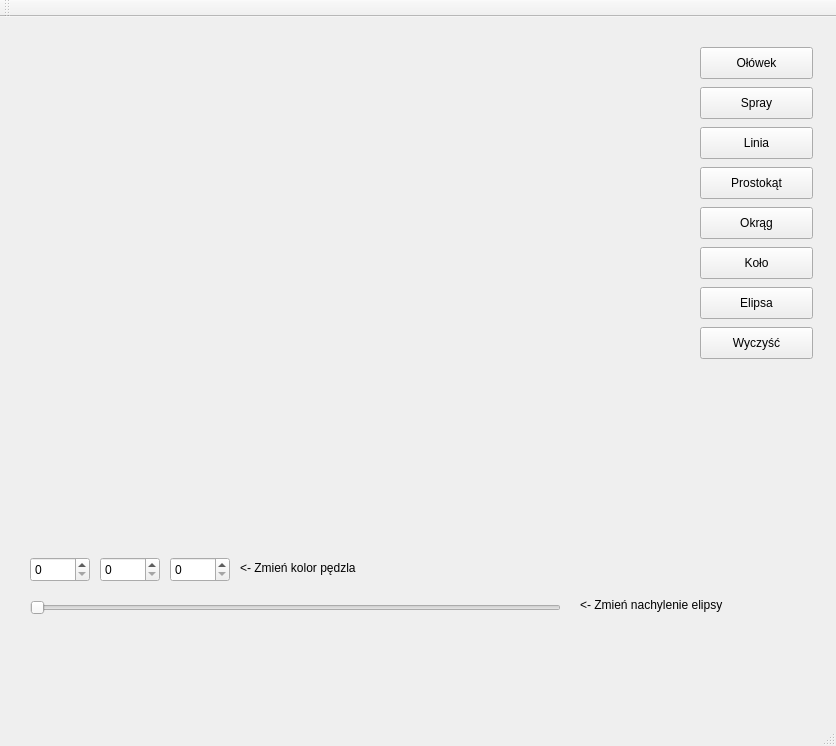
The window that mainwindow.ui (jakubpradzynski/weston) describes before a commit, drawn with Qt 5.
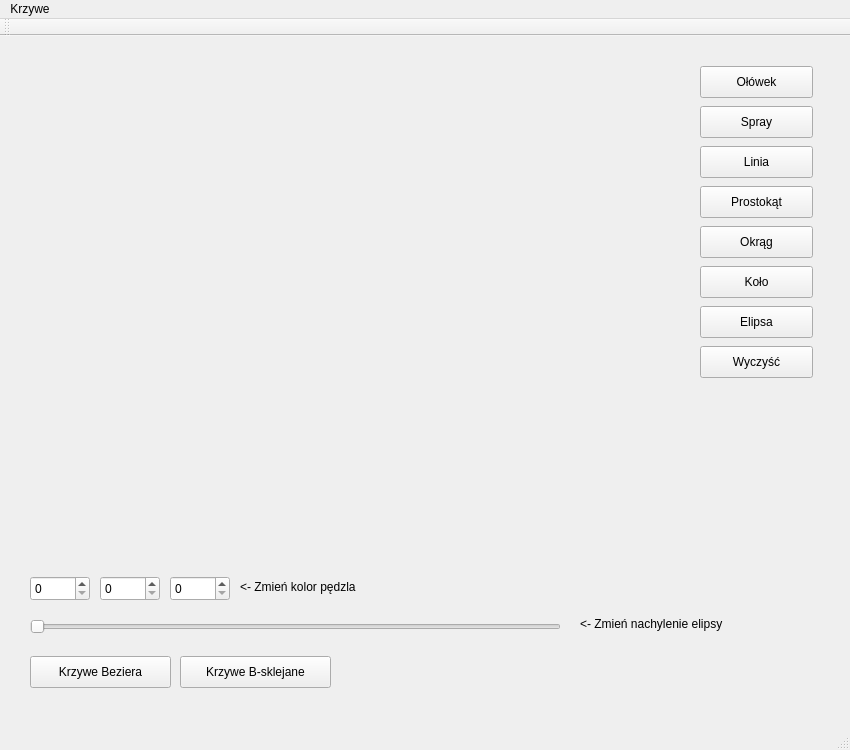
The same window after the commit. Custom widgets are drawn as their Qt base class.

Commit message: Bezier and B-spline curve drawing

What changed in the file:
```diff
--- a/mainwindow.ui
+++ b/mainwindow.ui
@@ -6,8 +6,8 @@
    <rect>
     <x>0</x>
     <y>0</y>
-    <width>836</width>
-    <height>746</height>
+    <width>850</width>
+    <height>750</height>
    </rect>
   </property>
   <property name="windowTitle">
@@ -215,16 +215,50 @@
      <enum>Qt::Horizontal</enum>
     </property>
    </widget>
+   <widget class="QPushButton" name="bezierCurveButton">
+    <property name="geometry">
+     <rect>
+      <x>30</x>
+      <y>620</y>
+      <width>141</width>
+      <height>32</height>
+     </rect>
+    </property>
+    <property name="text">
+     <string>Krzywe Beziera</string>
+    </property>
+   </widget>
+   <widget class="QPushButton" name="bSplineCurveButton">
+    <property name="geometry">
+     <rect>
+      <x>180</x>
+      <y>620</y>
+      <width>151</width>
+      <height>32</height>
+     </rect>
+    </property>
+    <property name="text">
+     <string>Krzywe B-sklejane</string>
+    </property>
+   </widget>
   </widget>
   <widget class="QMenuBar" name="menuBar">
    <property name="geometry">
     <rect>
      <x>0</x>
      <y>0</y>
-     <width>836</width>
+     <width>850</width>
      <height>22</height>
     </rect>
    </property>
+   <widget class="QMenu" name="curveMenu">
+    <property name="title">
+     <string>Krzywe</string>
+    </property>
+    <addaction name="bezierCurveAction"/>
+    <addaction name="bSplineCurveAction"/>
+   </widget>
+   <addaction name="curveMenu"/>
   </widget>
   <widget class="QToolBar" name="mainToolBar">
    <attribute name="toolBarArea">
```
Left out of the diff: 10 changed lines with no effect on the pictures. The commit also changes 22 other files.
